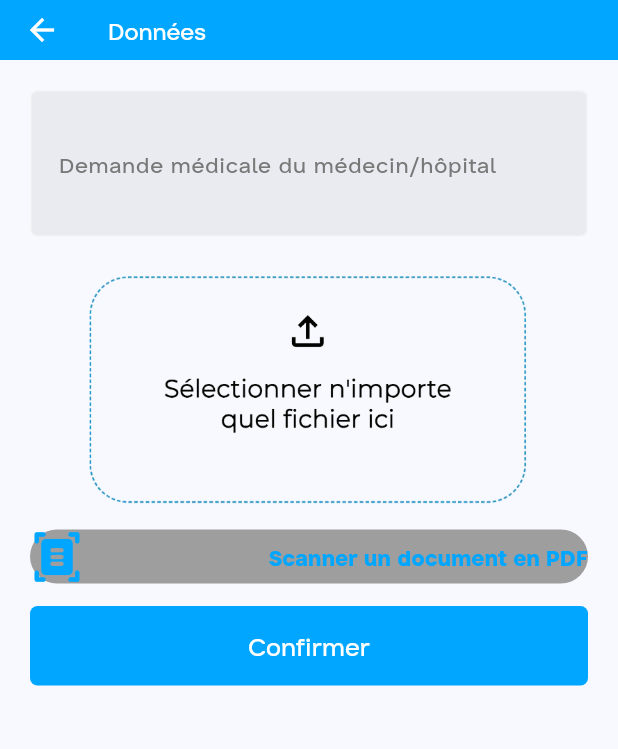
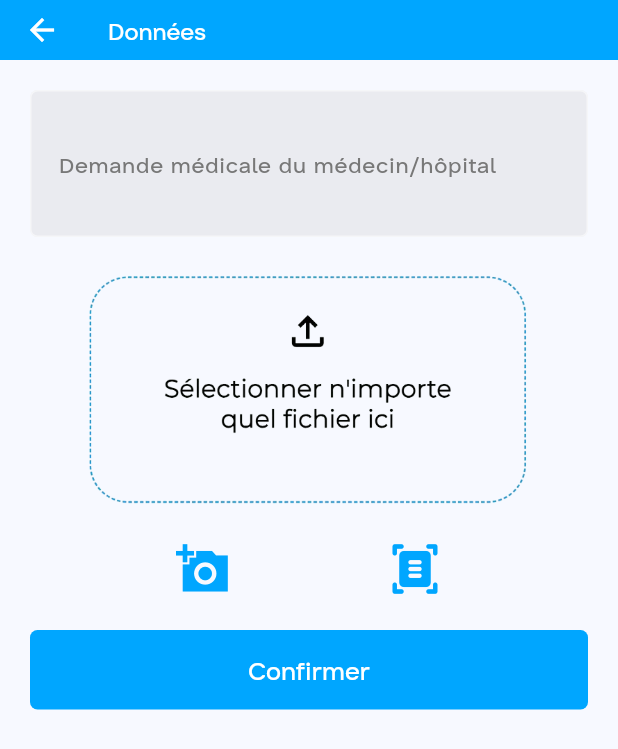
Before and after one commit to Lamine58/app-medecine, a Flutter app: the DocExam screen opened directly, on a phone screen of 412 x 824 dp. Shown: the top 749 px of the screen. Run offline on Flutter 3.47's test engine with Material 3 defaults, Android fonts, the light colour scheme and no system bars; our stand-ins replace bootstrap_icons, file_picker, flutter_map, flutter_native_image, image_picker, latlong2 and 5 more; missing offline and left inert: document_scanner_flutter; accounts and stored records are empty.

Commit message:
Scanner fixed

```diff
--- a/lib/exam/doc-exam.dart
+++ b/lib/exam/doc-exam.dart
@@ -12,7 +12,6 @@ import 'package:image_picker/image_picker.dart';
 import 'package:file_picker/file_picker.dart';
 import 'package:path/path.dart';
 import 'package:document_scanner_flutter/document_scanner_flutter.dart';
-// import 'package:pdfx/pdfx.dart';
 
 class DocExam extends StatefulWidget {
   const DocExam({super.key});
@@ -25,11 +24,11 @@ class _DocExamState extends State<DocExam> {
 
   String lang = 'Français';
   final TextEditingController requestController = TextEditingController();
-  final _formKey = GlobalKey<FormState>();
+  final GlobalKey<FormState> _formKey = GlobalKey<FormState>();
   late bool displayPassword = false;
   late bool spinner = false;
   List<File> additionalImages = [];
-  final picker = ImagePicker();
+  final ImagePicker picker = ImagePicker();
 
   @override
   void initState() {
@@ -47,7 +46,7 @@ class _DocExamState extends State<DocExam> {
   }
 
 
-  _info(context){
+  _info(BuildContext context){
       return SingleChildScrollView(
         child: Container(
           height: MediaQuery.sizeOf(context).height*0.9,
@@ -126,12 +125,16 @@ class _DocExamState extends State<DocExam> {
     }
   }
 
-  Future<void> getAdditionalDataFromDocScanner() async {
+  Future<void> getAdditionalDataFromDocScanner(int index) async {
     try {
       // `scannedDoc` will be the PDF file generated from scanner
       // We can use launch instead of launchForPdf to generate an image file from scanner
       // ScannerFileSource.GALLERY instead of ScanFileSource.CAMERA intuitively
-      File? scannedDoc = await DocumentScannerFlutter.launchForPdf(context as BuildContext, source: ScannerFileSource.CAMERA, labelsConfig: const {});
+      File? scannedDoc = (index == 0) ?
+      await DocumentScannerFlutter.launch(context as BuildContext, source: ScannerFileSource.CAMERA, labelsConfig: const {})
+      :
+      await DocumentScannerFlutter.launchForPdf(context as BuildContext, source: ScannerFileSource.CAMERA, labelsConfig: const {})
+      ;
       setState(() {
         (scannedDoc != null) ? additionalImages.add(scannedDoc) :
         debugPrint("Aucun document n'a été scanné") ;
@@ -212,34 +215,37 @@ class _DocExamState extends State<DocExam> {
                           onTap: getAdditionalData,
                           child: translate('upload',lang)
                         ),
-                        // Document Scanner from CAMERA TO PDF
                         paddingTop(10),
-                        GestureDetector(
-                          onTap: getAdditionalDataFromDocScanner,
-                          child: Container(
+                        Container(
                           decoration: BoxDecoration(
-                                color: Colors.grey,
                             borderRadius: BorderRadius.all(
-                                  Radius.circular(20)
+                              Radius.circular(5)
                             ),
                           ),
                           child: Row(
-                                mainAxisAlignment: MainAxisAlignment.spaceBetween,
+                            mainAxisAlignment: MainAxisAlignment.spaceEvenly,
                             children: <Widget> [
-                                  Icon(
+                              IconButton(
+                                onPressed: () {
+                                  getAdditionalDataFromDocScanner(0);
+                                },
+                                icon: Icon(
+                                  Icons.add_a_photo_sharp,
+                                  size: 36,
+                                  color: Color(0xff00a6ff),
+                                ),
+                              ),
+                              IconButton(
+                                onPressed: () {
+                                  getAdditionalDataFromDocScanner(1);
+                                },
+                                icon: Icon(
                                   Icons.document_scanner_rounded,
                                   size: 36,
                                   color: Color(0xff00a6ff),
                                 ),
-                                  Text(
-                                    translate("scanPDF", lang),
-                                    style: TextStyle(
-                                      color: Color(0xff00a6ff),
-                                      fontWeight: FontWeight.bold,
-                                    ),
                               ),
                             ],
-                              ),
                           ),
                         ),
                         paddingTop(15),
--- a/pubspec.yaml
+++ b/pubspec.yaml
@@ -50,7 +50,6 @@ dependencies:
   pdf: ^3.10.7
   path: ^1.8.3
   document_scanner_flutter: ^0.2.7
-  pdfx: ^2.5.0
 
 dev_dependencies:
   flutter_test:
```
Also changed, not shown: 2 other files. Lines whose indentation alone changed are shown as unchanged.
